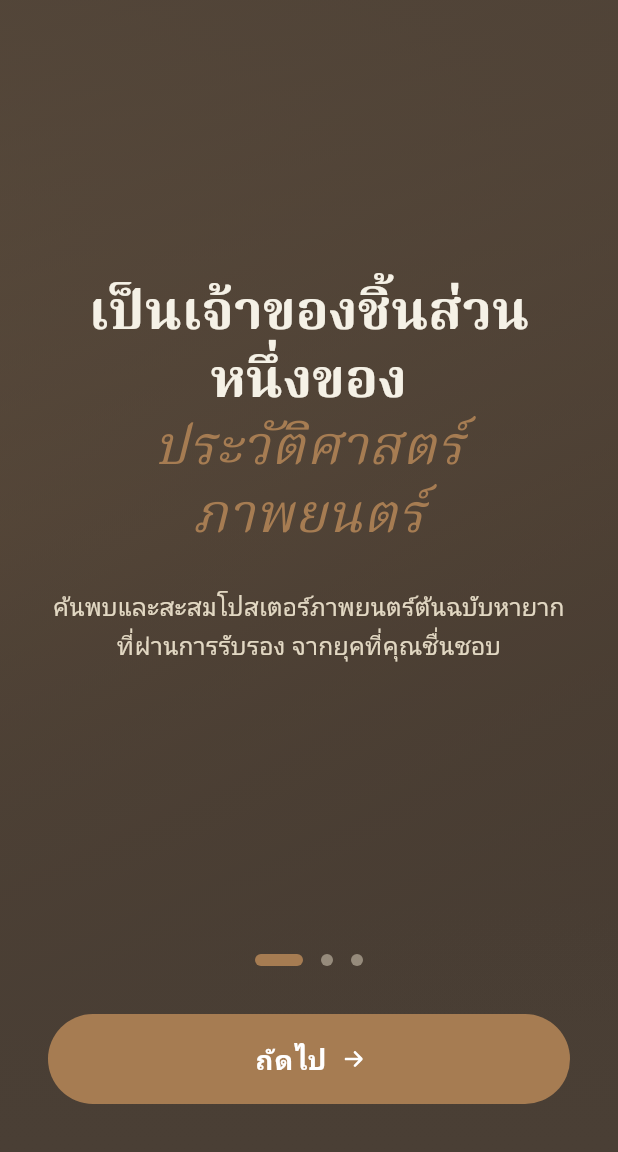
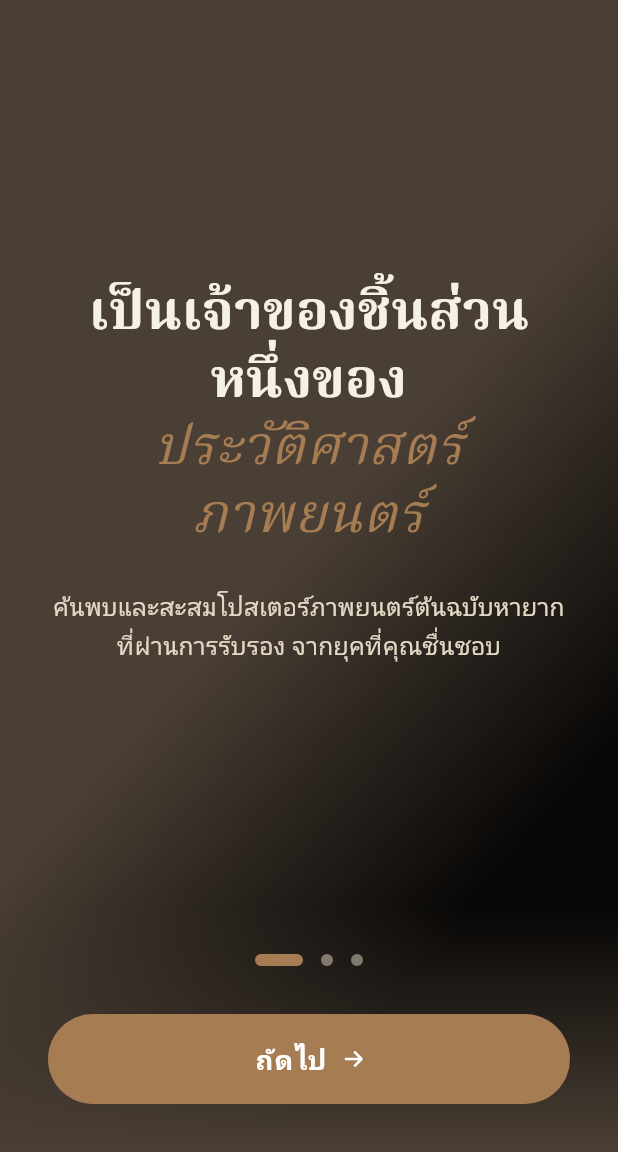
Before and after one commit to Chanothai/posternung, a Flutter app: the screen it shows after launch, on a phone screen of 412 x 824 dp, the part 84-1236 px from its top. Run offline on Flutter 3.47's test engine with Material 3 defaults, Android fonts, the phone set to English and light mode, and no system bars; our stand-ins replace firebase_auth, firebase_core, flutter_riverpod, flutter_svg, google_fonts, google_sign_in and 1 more; accounts and stored records are empty; Roboto replaces fonts that are missing (Sarabun).

Commit message:
refactor(onboarding): unify onboarding theme background
Change theme background for onboarding to be consistent across all
screens and remove the old theme.

```diff
--- a/lib/features/onboarding/presentation/screens/onboarding_page_view_screen.dart
+++ b/lib/features/onboarding/presentation/screens/onboarding_page_view_screen.dart
@@ -10,7 +10,6 @@ import '../widgets/onboarding_authenticate_page_content.dart';
 import '../widgets/onboarding_first_page_content.dart';
 import '../widgets/onboarding_footer.dart';
 import '../widgets/onboarding_header.dart';
-import '../widgets/onboarding_hero_background.dart';
 import '../widgets/onboarding_limit_stock_page_content.dart';
 
 /// Onboarding flow: 3 swipeable pages ("Own a Piece of Cinema History",
@@ -76,7 +75,7 @@ class _OnboardingPageViewScreenState
           IndexedStack(
             index: currentPage,
             children: const [
-              OnboardingHeroBackground(),
+              AppGradientBackground(),
               AppGradientBackground(),
               AppGradientBackground(),
             ],
--- a/lib/features/onboarding/presentation/widgets/onboarding_hero_background.dart
+++ /dev/null
@@ -1,48 +0,0 @@
-import 'package:flutter/material.dart';
-
-import '../../../../core/theme/app_colors.dart';
-
-/// Vintage hero gradient background for onboarding's first page.
-///
-/// Figma: node 6:2, frame "Onboarding - Vintage Hero".
-class OnboardingHeroBackground extends StatelessWidget {
-  const OnboardingHeroBackground({super.key});
-
-  // TODO: swap for the vintage film poster collage once that image fill is
-  // generated in Figma — the source frame currently has no image, only a
-  // text prompt as the layer name.
-  static const Color _baseTop = Color(0xFF6E5A45);
-  static const Color _baseBottom = Color(0xFF3A2F27);
-
-  @override
-  Widget build(BuildContext context) {
-    return Stack(
-      fit: StackFit.expand,
-      children: [
-        const DecoratedBox(
-          decoration: BoxDecoration(
-            gradient: LinearGradient(
-              begin: Alignment.topLeft,
-              end: Alignment.bottomRight,
-              colors: [_baseTop, _baseBottom],
-            ),
-          ),
-        ),
-        DecoratedBox(
-          decoration: BoxDecoration(
-            gradient: LinearGradient(
-              begin: Alignment.topCenter,
-              end: Alignment.bottomCenter,
-              stops: const [0, 0.5, 1],
-              colors: [
-                AppColors.surfaceDark.withValues(alpha: 0.8),
-                AppColors.surfaceDark.withValues(alpha: 0.4),
-                AppColors.surfaceDark,
-              ],
-            ),
-          ),
-        ),
-      ],
-    );
-  }
-}
```
